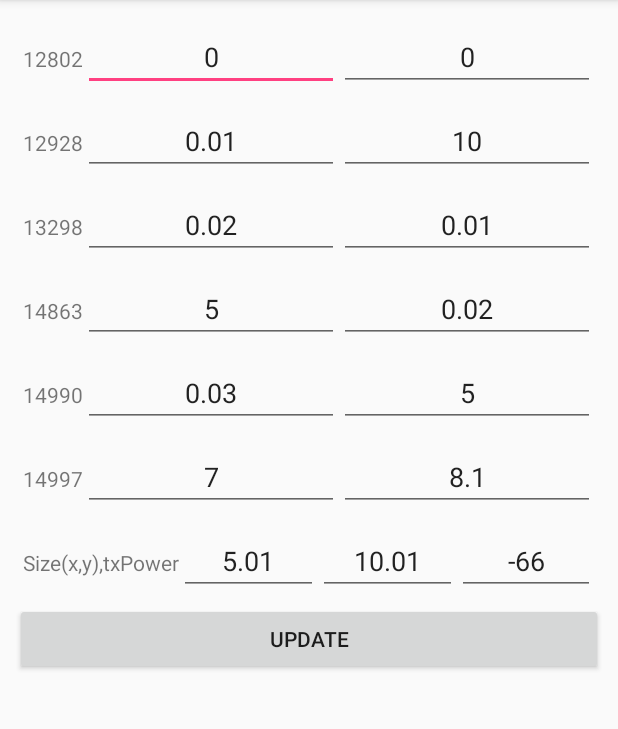
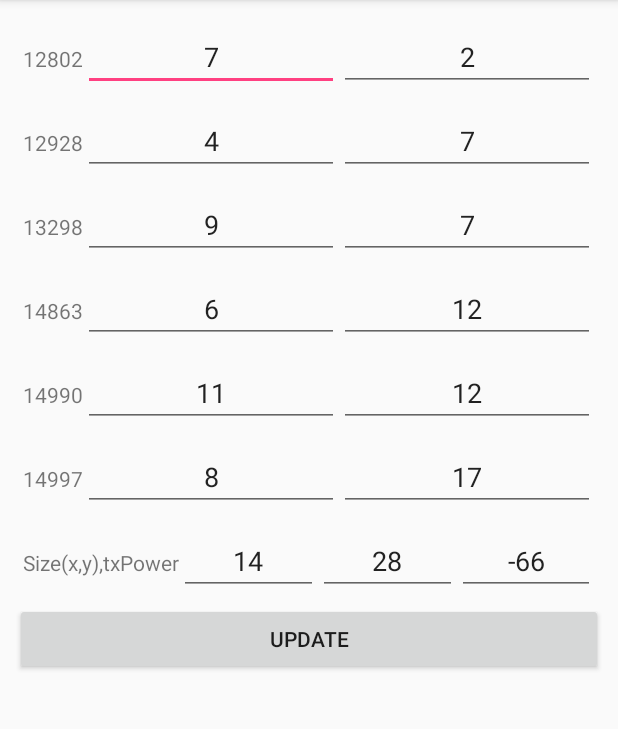
Before and after one commit to SMall-Capstone/BeaconTestingApp, an Android app: the SettingActivity screen opened directly, with no data from a screen before it, on a phone screen of 412 x 824 dp, the part 84-813 px from its top. Run offline under Robolectric (Android 15) with nearby library versions, the phone set to English and light mode, and no system bars.

Commit message:
내 위치 띄우기3

```diff
--- a/app/src/main/res/layout/activity_setting.xml
+++ b/app/src/main/res/layout/activity_setting.xml
@@ -29,7 +29,7 @@
             android:ems="10"
             android:gravity="center"
             android:inputType="numberDecimal"
-            android:text="0" />
+            android:text="7" />
 
         <EditText
             android:id="@+id/editText_12802_y"
@@ -39,7 +39,7 @@
             android:ems="10"
             android:inputType="numberDecimal"
             android:gravity="center"
-            android:text="0" />
+            android:text="2" />
     </LinearLayout>
 
     <LinearLayout
@@ -62,7 +62,7 @@
             android:ems="10"
             android:gravity="center"
             android:inputType="numberDecimal"
-            android:text="0.01" />
+            android:text="4" />
 
         <EditText
             android:id="@+id/editText_12928_y"
@@ -72,7 +72,7 @@
             android:ems="10"
             android:gravity="center"
             android:inputType="numberDecimal"
-            android:text="10" />
+            android:text="7" />
 
     </LinearLayout>
 
@@ -96,7 +96,7 @@
             android:ems="10"
             android:gravity="center"
             android:inputType="numberDecimal"
-            android:text="0.02" />
+            android:text="9" />
 
         <EditText
             android:id="@+id/editText_13298_y"
@@ -106,7 +106,7 @@
             android:ems="10"
             android:gravity="center"
             android:inputType="numberDecimal"
-            android:text="0.01" />
+            android:text="7" />
     </LinearLayout>
 
     <LinearLayout
@@ -129,7 +129,7 @@
             android:ems="10"
             android:gravity="center"
             android:inputType="numberDecimal"
-            android:text="5" />
+            android:text="6" />
 
         <EditText
             android:id="@+id/editText_14863_y"
@@ -139,7 +139,7 @@
             android:ems="10"
             android:gravity="center"
             android:inputType="numberDecimal"
-            android:text="0.02" />
+            android:text="12" />
     </LinearLayout>
 
     <LinearLayout
@@ -162,7 +162,7 @@
             android:ems="10"
             android:gravity="center"
             android:inputType="numberDecimal"
-            android:text="0.03" />
+            android:text="11" />
 
         <EditText
             android:id="@+id/editText_14990_y"
@@ -172,7 +172,7 @@
             android:ems="10"
             android:gravity="center"
             android:inputType="numberDecimal"
-            android:text="5" />
+            android:text="12" />
     </LinearLayout>
 
     <LinearLayout
@@ -195,7 +195,7 @@
             android:ems="10"
             android:gravity="center"
             android:inputType="numberDecimal"
-            android:text="7" />
+            android:text="8" />
 
         <EditText
             android:id="@+id/editText_14997_y"
@@ -205,7 +205,7 @@
             android:ems="10"
             android:gravity="center"
             android:inputType="numberDecimal"
-            android:text="8.1" />
+            android:text="17" />
     </LinearLayout>
 
     <LinearLayout
@@ -228,7 +228,7 @@
             android:ems="10"
             android:gravity="center"
             android:inputType="numberDecimal"
-            android:text="5.01" />
+            android:text="14" />
 
         <EditText
             android:id="@+id/editText_maxHeight"
@@ -238,7 +238,7 @@
             android:ems="10"
             android:gravity="center"
             android:inputType="numberDecimal"
-            android:text="10.01" />
+            android:text="28" />
 
         <EditText
             android:id="@+id/editText_txPower"
```
Also changed, not shown: app/src/main/java/org/androidtown/beacontest2/BeaconList.java (+6 -6 lines).
